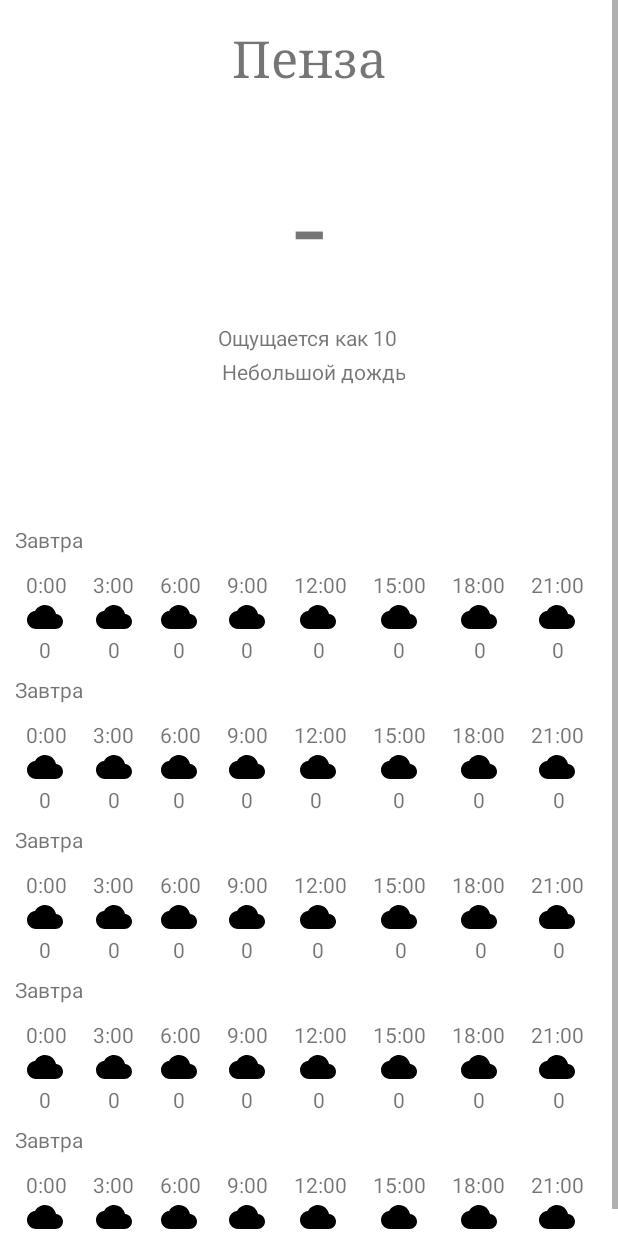
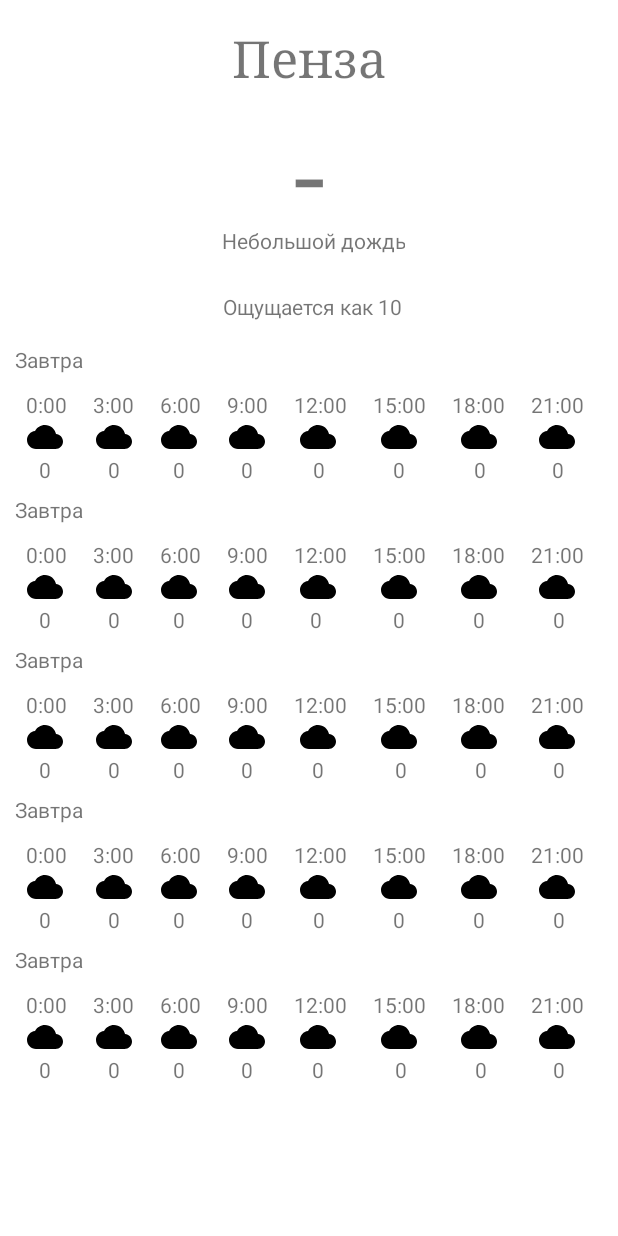
Before and after one commit to l-Mel-l/WeatherInformer, an Android app: the layout fragment_home.xml on its own in the app's theme, with its tools: preview values and no code run, on a phone screen of 412 x 824 dp. Run offline under Robolectric (Android 15) with nearby library versions, the phone set to English and light mode, and no system bars.

Commit message:
interfeicik & gifka norm vrode

```diff
--- a/app/src/main/res/layout/activity_splash.xml
+++ b/app/src/main/res/layout/activity_splash.xml
@@ -4,8 +4,9 @@
     xmlns:tools="http://schemas.android.com/tools"
     android:layout_width="wrap_content"
     android:layout_height="wrap_content"
-    android:background="#F1E7DD"
+    android:background="#62D0FE"
     android:orientation="vertical"
+    android:theme="@style/Theme.Design.NoActionBar"
     tools:context=".SplashActivity">
 
     <pl.droidsonroids.gif.GifImageView
--- a/app/src/main/res/layout/fragment_home.xml
+++ b/app/src/main/res/layout/fragment_home.xml
@@ -25,23 +25,24 @@
                 android:layout_marginStart="154dp"
                 android:layout_marginTop="16dp"
                 android:layout_marginEnd="154dp"
-                android:layout_marginBottom="20dp"
+                android:layout_marginBottom="5dp"
                 android:fontFamily="serif"
                 android:text="Пенза"
                 android:textSize="34sp"
                 app:layout_constraintBottom_toTopOf="@+id/TemperatureText"
                 app:layout_constraintEnd_toEndOf="parent"
                 app:layout_constraintStart_toStartOf="parent"
-                app:layout_constraintTop_toTopOf="parent" />
+                app:layout_constraintTop_toTopOf="parent"
+                app:layout_constraintVertical_bias="0.0" />
 
             <TextView
                 android:id="@+id/TemperatureText"
                 android:layout_width="wrap_content"
                 android:layout_height="wrap_content"
                 android:layout_marginStart="195dp"
-                android:layout_marginTop="21dp"
+                android:layout_marginTop="1dp"
                 android:layout_marginEnd="195dp"
-                android:layout_marginBottom="21dp"
+                android:layout_marginBottom="20dp"
                 android:fontFamily="serif"
                 android:text="-"
                 android:textSize="70sp"
@@ -56,6 +57,7 @@
                 android:layout_height="wrap_content"
                 android:layout_gravity="center"
                 android:layout_marginStart="142dp"
+                android:layout_marginTop="120dp"
                 android:layout_marginEnd="142dp"
                 android:layout_marginBottom="120dp"
                 android:gravity="center"
@@ -65,14 +67,14 @@
                 app:layout_constraintEnd_toEndOf="parent"
                 app:layout_constraintHorizontal_bias="1.0"
                 app:layout_constraintStart_toStartOf="parent"
-                app:layout_constraintTop_toBottomOf="@+id/FeelsLikeText" />
+                app:layout_constraintTop_toBottomOf="@+id/CityText" />
 
             <TextView
                 android:id="@+id/FeelsLikeText"
                 android:layout_width="wrap_content"
                 android:layout_height="wrap_content"
-                android:layout_marginStart="144dp"
-                android:layout_marginTop="21dp"
+                android:layout_marginStart="150dp"
+                android:layout_marginTop="35dp"
                 android:layout_marginEnd="145dp"
                 android:text="Ощущается как 10"
                 app:layout_constraintEnd_toEndOf="parent"
@@ -84,7 +86,7 @@
                 android:layout_width="wrap_content"
                 android:layout_height="wrap_content"
                 android:layout_marginStart="10dp"
-                android:layout_marginTop="350dp"
+                android:layout_marginTop="230dp"
                 android:text="Завтра"
                 app:layout_constraintStart_toStartOf="parent"
                 app:layout_constraintTop_toTopOf="parent" />
@@ -94,7 +96,7 @@
                 android:layout_width="wrap_content"
                 android:layout_height="wrap_content"
                 android:layout_marginStart="17dp"
-                android:layout_marginTop="380dp"
+                android:layout_marginTop="260dp"
                 android:text="0:00"
                 app:layout_constraintStart_toStartOf="parent"
                 app:layout_constraintTop_toTopOf="parent" />
@@ -104,7 +106,7 @@
                 android:layout_width="wrap_content"
                 android:layout_height="wrap_content"
                 android:layout_marginStart="17dp"
-                android:layout_marginTop="380dp"
+                android:layout_marginTop="260dp"
                 android:text="3:00"
                 app:layout_constraintStart_toEndOf="@+id/textView"
                 app:layout_constraintTop_toTopOf="parent" />
@@ -114,7 +116,7 @@
                 android:layout_width="wrap_content"
                 android:layout_height="wrap_content"
                 android:layout_marginStart="17dp"
-                android:layout_marginTop="380dp"
+                android:layout_marginTop="260dp"
                 android:text="6:00"
                 app:layout_constraintStart_toEndOf="@+id/textView2"
                 app:layout_constraintTop_toTopOf="parent" />
@@ -124,7 +126,7 @@
                 android:layout_width="wrap_content"
                 android:layout_height="wrap_content"
                 android:layout_marginStart="17dp"
-                android:layout_marginTop="380dp"
+                android:layout_marginTop="260dp"
                 android:text="9:00"
                 app:layout_constraintStart_toEndOf="@+id/textView3"
                 app:layout_constraintTop_toTopOf="parent" />
@@ -134,7 +136,7 @@
                 android:layout_width="wrap_content"
                 android:layout_height="wrap_content"
                 android:layout_marginStart="17dp"
-                android:layout_marginTop="380dp"
+                android:layout_marginTop="260dp"
                 android:text="12:00"
                 app:layout_constraintStart_toEndOf="@+id/textView5"
                 app:layout_constraintTop_toTopOf="parent" />
@@ -144,7 +146,7 @@
                 android:layout_width="wrap_content"
                 android:layout_height="wrap_content"
                 android:layout_marginStart="17dp"
-                android:layout_marginTop="380dp"
+                android:layout_marginTop="260dp"
                 android:text="15:00"
                 app:layout_constraintStart_toEndOf="@+id/textView6"
                 app:layout_constraintTop_toTopOf="parent" />
@@ -154,7 +156,7 @@
                 android:layout_width="wrap_content"
                 android:layout_height="wrap_content"
                 android:layout_marginStart="17dp"
-                android:layout_marginTop="380dp"
+                android:layout_marginTop="260dp"
                 android:text="18:00"
                 app:layout_constraintStart_toEndOf="@+id/textView7"
                 app:layout_constraintTop_toTopOf="parent" />
@@ -164,7 +166,7 @@
                 android:layout_width="wrap_content"
                 android:layout_height="wrap_content"
                 android:layout_marginStart="17dp"
-                android:layout_marginTop="380dp"
+                android:layout_marginTop="260dp"
                 android:text="21:00"
                 app:layout_constraintStart_toEndOf="@+id/textView8"
                 app:layout_constraintTop_toTopOf="parent" />
@@ -335,7 +337,7 @@
                 android:layout_width="wrap_content"
                 android:layout_height="wrap_content"
                 android:layout_marginStart="10dp"
-                android:layout_marginTop="450dp"
+                android:layout_marginTop="330dp"
                 android:text="Завтра"
                 app:layout_constraintStart_toStartOf="parent"
                 app:layout_constraintTop_toTopOf="parent" />
@@ -345,7 +347,7 @@
                 android:layout_width="wrap_content"
                 android:layout_height="wrap_content"
                 android:layout_marginStart="17dp"
-                android:layout_marginTop="480dp"
+                android:layout_marginTop="360dp"
                 android:text="0:00"
                 app:layout_constraintStart_toStartOf="parent"
                 app:layout_constraintTop_toTopOf="parent" />
@@ -355,7 +357,7 @@
                 android:layout_width="wrap_content"
                 android:layout_height="wrap_content"
                 android:layout_marginStart="17dp"
-                android:layout_marginTop="480dp"
+                android:layout_marginTop="360dp"
                 android:text="3:00"
                 app:layout_constraintStart_toEndOf="@+id/textView10"
                 app:layout_constraintTop_toTopOf="parent" />
@@ -365,7 +367,7 @@
                 android:layout_width="wrap_content"
                 android:layout_height="wrap_content"
                 android:layout_marginStart="17dp"
-                android:layout_marginTop="480dp"
+                android:layout_marginTop="360dp"
                 android:text="6:00"
                 app:layout_constraintStart_toEndOf="@+id/textView11"
                 app:layout_constraintTop_toTopOf="parent" />
@@ -375,7 +377,7 @@
                 android:layout_width="wrap_content"
                 android:layout_height="wrap_content"
                 android:layout_marginStart="17dp"
-                android:layout_marginTop="480dp"
+                android:layout_marginTop="360dp"
                 android:text="9:00"
                 app:layout_constraintStart_toEndOf="@+id/textView12"
                 app:layout_constraintTop_toTopOf="parent" />
@@ -385,7 +387,7 @@
                 android:layout_width="wrap_content"
                 android:layout_height="wrap_content"
                 android:layout_marginStart="17dp"
-                android:layout_marginTop="480dp"
+                android:layout_marginTop="360dp"
                 android:text="12:00"
                 app:layout_constraintStart_toEndOf="@+id/textView13"
                 app:layout_constraintTop_toTopOf="parent" />
@@ -395,7 +397,7 @@
                 android:layout_width="wrap_content"
                 android:layout_height="wrap_content"
                 android:layout_marginStart="17dp"
-                android:layout_marginTop="480dp"
+                android:layout_marginTop="360dp"
                 android:text="15:00"
                 app:layout_constraintStart_toEndOf="@+id/textView14"
                 app:layout_constraintTop_toTopOf="parent" />
@@ -405,7 +407,7 @@
                 android:layout_width="wrap_content"
                 android:layout_height="wrap_content"
                 android:layout_marginStart="17dp"
-                android:layout_marginTop="480dp"
+                android:layout_marginTop="360dp"
                 android:text="18:00"
                 app:layout_constraintStart_toEndOf="@+id/textView15"
                 app:layout_constraintTop_toTopOf="parent" />
@@ -415,7 +417,7 @@
                 android:layout_width="wrap_content"
                 android:layout_height="wrap_content"
                 android:layout_marginStart="17dp"
-                android:layout_marginTop="480dp"
+                android:layout_marginTop="360dp"
                 android:text="21:00"
                 app:layout_constraintStart_toEndOf="@+id/textView16"
                 app:layout_constraintTop_toTopOf="parent" />
@@ -586,7 +588,7 @@
                 android:layout_width="wrap_content"
                 android:layout_height="wrap_content"
                 android:layout_marginStart="10dp"
-                android:layout_marginTop="550dp"
+                android:layout_marginTop="430dp"
                 android:text="Завтра"
                 app:layout_constraintStart_toStartOf="parent"
                 app:layout_constraintTop_toTopOf="parent" />
@@ -596,7 +598,7 @@
                 android:layout_width="wrap_content"
                 android:layout_height="wrap_content"
                 android:layout_marginStart="17dp"
-                android:layout_marginTop="580dp"
+                android:layout_marginTop="460dp"
                 android:text="0:00"
                 app:layout_constraintStart_toStartOf="parent"
                 app:layout_constraintTop_toTopOf="parent" />
@@ -606,7 +608,7 @@
                 android:layout_width="wrap_content"
                 android:layout_height="wrap_content"
                 android:layout_marginStart="17dp"
-                android:layout_marginTop="580dp"
+                android:layout_marginTop="460dp"
                 android:text="3:00"
                 app:layout_constraintStart_toEndOf="@+id/textView18"
                 app:layout_constraintTop_toTopOf="parent" />
@@ -616,7 +618,7 @@
                 android:layout_width="wrap_content"
                 android:layout_height="wrap_content"
                 android:layout_marginStart="17dp"
-                android:layout_marginTop="580dp"
+                android:layout_marginTop="460dp"
                 android:text="6:00"
                 app:layout_constraintStart_toEndOf="@+id/textView19"
                 app:layout_constraintTop_toTopOf="parent" />
@@ -626,7 +628,7 @@
                 android:layout_width="wrap_content"
                 android:layout_height="wrap_content"
                 android:layout_marginStart="17dp"
-                android:layout_marginTop="580dp"
+                android:layout_marginTop="460dp"
                 android:text="9:00"
                 app:layout_constraintStart_toEndOf="@+id/textView20"
                 app:layout_constraintTop_toTopOf="parent" />
@@ -636,7 +638,7 @@
                 android:layout_width="wrap_content"
                 android:layout_height="wrap_content"
                 android:layout_marginStart="17dp"
-                android:layout_marginTop="580dp"
+                android:layout_marginTop="460dp"
                 android:text="12:00"
                 app:layout_constraintStart_toEndOf="@+id/textView21"
                 app:layout_constraintTop_toTopOf="parent" />
@@ -646,7 +648,7 @@
                 android:layout_width="wrap_content"
                 android:layout_height="wrap_content"
                 android:layout_marginStart="17dp"
-                android:layout_marginTop="580dp"
+                android:layout_marginTop="460dp"
                 android:text="15:00"
                 app:layout_constraintStart_toEndOf="@+id/textView22"
                 app:layout_constraintTop_toTopOf="parent" />
@@ -656,7 +658,7 @@
                 android:layout_width="wrap_content"
                 android:layout_height="wrap_content"
                 android:layout_marginStart="17dp"
-                android:layout_marginTop="580dp"
+                android:layout_marginTop="460dp"
                 android:text="18:00"
                 app:layout_constraintStart_toEndOf="@+id/textView23"
                 app:layout_constraintTop_toTopOf="parent" />
@@ -666,7 +668,7 @@
                 android:layout_width="wrap_content"
                 android:layout_height="wrap_content"
                 android:layout_marginStart="17dp"
-                android:layout_marginTop="580dp"
+                android:layout_marginTop="460dp"
                 android:text="21:00"
                 app:layout_constraintStart_toEndOf="@+id/textView24"
                 app:layout_constraintTop_toTopOf="parent" />
@@ -837,7 +839,7 @@
                 android:layout_width="wrap_content"
                 android:layout_height="wrap_content"
                 android:layout_marginStart="10dp"
-                android:layout_marginTop="650dp"
+                android:layout_marginTop="530dp"
                 android:text="Завтра"
                 app:layout_constraintStart_toStartOf="parent"
                 app:layout_constraintTop_toTopOf="parent" />
@@ -847,7 +849,7 @@
                 android:layout_width="wrap_content"
                 android:layout_height="wrap_content"
                 android:layout_marginStart="17dp"
-                android:layout_marginTop="680dp"
+                android:layout_marginTop="560dp"
                 android:text="0:00"
                 app:layout_constraintStart_toStartOf="parent"
                 app:layout_constraintTop_toTopOf="parent" />
@@ -857,7 +859,7 @@
                 android:layout_width="wrap_content"
                 android:layout_height="wrap_content"
                 android:layout_marginStart="17dp"
-                android:layout_marginTop="680dp"
+                android:layout_marginTop="560dp"
                 android:text="3:00"
                 app:layout_constraintStart_toEndOf="@+id/textView26"
                 app:layout_constraintTop_toTopOf="parent" />
@@ -867,7 +869,7 @@
                 android:layout_width="wrap_content"
                 android:layout_height="wrap_content"
                 android:layout_marginStart="17dp"
-                android:layout_marginTop="680dp"
+                android:layout_marginTop="560dp"
                 android:text="6:00"
                 app:layout_constraintStart_toEndOf="@+id/textView27"
                 app:layout_constraintTop_toTopOf="parent" />
@@ -877,7 +879,7 @@
                 android:layout_width="wrap_content"
                 android:layout_height="wrap_content"
                 android:layout_marginStart="17dp"
-                android:layout_marginTop="680dp"
+                android:layout_marginTop="560dp"
                 android:text="9:00"
                 app:layout_constraintStart_toEndOf="@+id/textView28"
                 app:layout_constraintTop_toTopOf="parent" />
@@ -887,7 +889,7 @@
                 android:layout_width="wrap_content"
                 android:layout_height="wrap_content"
                 android:layout_marginStart="17dp"
-                android:layout_marginTop="680dp"
+                android:layout_marginTop="560dp"
                 android:text="12:00"
                 app:layout_constraintStart_toEndOf="@+id/textView29"
                 app:layout_constraintTop_toTopOf="parent" />
@@ -897,7 +899,7 @@
                 android:layout_width="wrap_content"
                 android:layout_height="wrap_content"
                 android:layout_marginStart="17dp"
-                android:layout_marginTop="680dp"
+                android:layout_marginTop="560dp"
                 android:text="15:00"
                 app:layout_constraintStart_toEndOf="@+id/textView30"
                 app:layout_constraintTop_toTopOf="parent" />
@@ -907,7 +909,7 @@
                 android:layout_width="wrap_content"
                 android:layout_height="wrap_content"
                 android:layout_marginStart="17dp"
-                android:layout_marginTop="680dp"
+                android:layout_marginTop="560dp"
                 android:text="18:00"
                 app:layout_constraintStart_toEndOf="@+id/textView31"
                 app:layout_constraintTop_toTopOf="parent" />
@@ -917,7 +919,7 @@
                 android:layout_width="wrap_content"
                 android:layout_height="wrap_content"
                 android:layout_marginStart="17dp"
-                android:layout_marginTop="680dp"
+                android:layout_marginTop="560dp"
                 android:text="21:00"
                 app:layout_constraintStart_toEndOf="@+id/textView32"
                 app:layout_constraintTop_toTopOf="parent" />
@@ -1088,7 +1090,7 @@
                 android:layout_width="wrap_content"
                 android:layout_height="wrap_content"
                 android:layout_marginStart="10dp"
-                android:layout_marginTop="750dp"
+                android:layout_marginTop="630dp"
                 android:text="Завтра"
                 app:layout_constraintStart_toStartOf="parent"
                 app:layout_constraintTop_toTopOf="parent" />
@@ -1098,7 +1100,7 @@
                 android:layout_width="wrap_content"
                 android:layout_height="wrap_content"
                 android:layout_marginStart="17dp"
-                android:layout_marginTop="780dp"
+                android:layout_marginTop="660dp"
                 android:text="0:00"
                 app:layout_constraintStart_toStartOf="parent"
                 app:layout_constraintTop_toTopOf="parent" />
@@ -1108,7 +1110,7 @@
                 android:layout_width="wrap_content"
                 android:layout_height="wrap_content"
                 android:layout_marginStart="17dp"
-                android:layout_marginTop="780dp"
+                android:layout_marginTop="660dp"
                 android:text="3:00"
                 app:layout_constraintStart_toEndOf="@+id/textView34"
                 app:layout_constraintTop_toTopOf="parent" />
@@ -1118,7 +1120,7 @@
                 android:layout_width="wrap_content"
                 android:layout_height="wrap_content"
                 android:layout_marginStart="17dp"
-                android:layout_marginTop="780dp"
+                android:layout_marginTop="660dp"
                 android:text="6:00"
                 app:layout_constraintStart_toEndOf="@+id/textView35"
                 app:layout_constraintTop_toTopOf="parent" />
@@ -1128,7 +1130,7 @@
                 android:layout_width="wrap_content"
                 android:layout_height="wrap_content"
                 android:layout_marginStart="17dp"
-                android:layout_marginTop="780dp"
+                android:layout_marginTop="660dp"
                 android:text="9:00"
                 app:layout_constraintStart_toEndOf="@+id/textView36"
                 app:layout_constraintTop_toTopOf="parent" />
@@ -1138,7 +1140,7 @@
                 android:layout_width="wrap_content"
                 android:layout_height="wrap_content"
                 android:layout_marginStart="17dp"
-                android:layout_marginTop="780dp"
+                android:layout_marginTop="660dp"
                 android:text="12:00"
                 app:layout_constraintStart_toEndOf="@+id/textView37"
                 app:layout_constraintTop_toTopOf="parent" />
@@ -1148,7 +1150,7 @@
                 android:layout_width="wrap_content"
                 android:layout_height="wrap_content"
                 android:layout_marginStart="17dp"
-                android:layout_marginTop="780dp"
+                android:layout_marginTop="660dp"
                 android:text="15:00"
                 app:layout_constraintStart_toEndOf="@+id/textView38"
                 app:layout_constraintTop_toTopOf="parent" />
@@ -1158,7 +1160,7 @@
                 android:layout_width="wrap_content"
                 android:layout_height="wrap_content"
                 android:layout_marginStart="17dp"
-                android:layout_marginTop="780dp"
+                android:layout_marginTop="660dp"
                 android:text="18:00"
                 app:layout_constraintStart_toEndOf="@+id/textView39"
                 app:layout_constraintTop_toTopOf="parent" />
@@ -1168,7 +1170,7 @@
                 android:layout_width="wrap_content"
                 android:layout_height="wrap_content"
                 android:layout_marginStart="17dp"
-                android:layout_marginTop="780dp"
+                android:layout_marginTop="660dp"
                 android:text="21:00"
                 app:layout_constraintStart_toEndOf="@+id/textView40"
                 app:layout_constraintTop_toTopOf="parent" />
```
